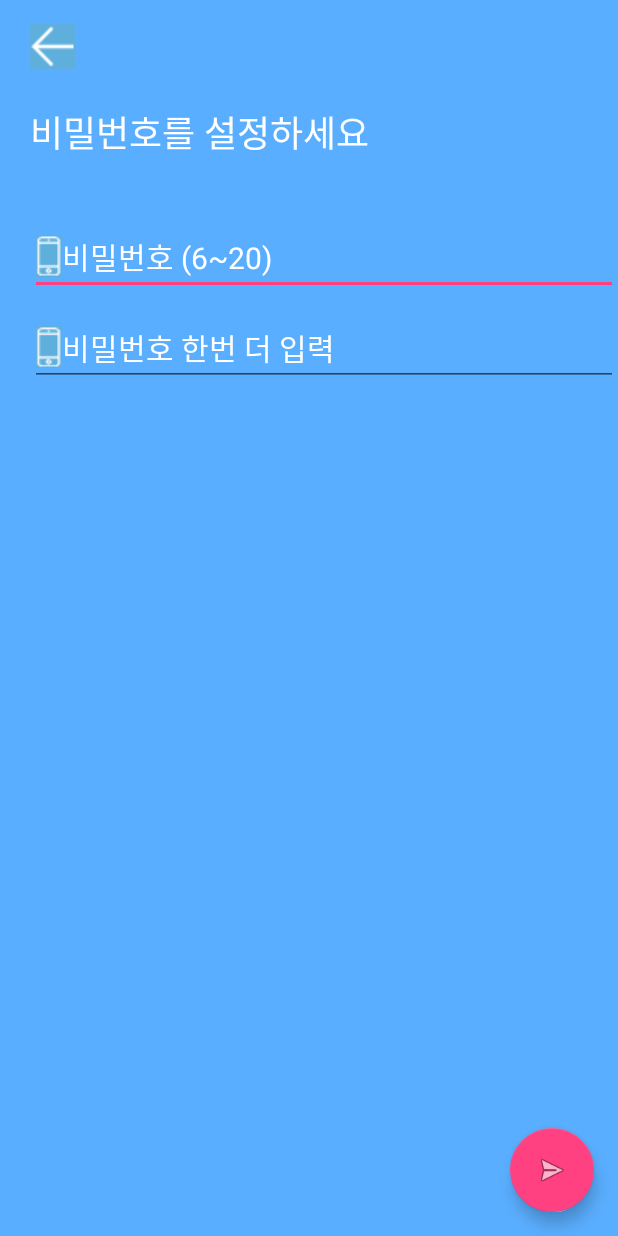
After one commit to eisen1990/attendanceapp, an Android app: the RegistrationPasswordActivity screen opened directly, with no data from a screen before it, on a phone screen of 412 x 824 dp. The commit adds this screen. Run offline under Robolectric (Android 15) with nearby library versions, the phone set to English and light mode, and no system bars.

Commit message:
회원가입 Activity 흐름 구성
간단하게 UI 삽입했고, 성공적인 시나리오로 진행되도록 구성해둠.
추후 DB Connection 관련 함수 수정 요망

```diff
--- a/app/src/main/AndroidManifest.xml
+++ b/app/src/main/AndroidManifest.xml
@@ -60,8 +60,12 @@
             android:name=".LoginActivity"
             android:theme="@style/AppTheme.NoActionBar" />
         <activity
-            android:name=".GetPhoneNumberActivity"
+            android:name=".RegistrationActivity"
             android:theme="@style/AppTheme.NoActionBar" />
+        <activity
+            android:name=".RegistrationPasswordActivity"
+            android:label="@string/title_activity_registration_password"
+            android:theme="@style/AppTheme.NoActionBar"></activity>
     </application>
 
 </manifest>
--- /dev/null
+++ b/app/src/main/java/com/planetory/io/RegistrationPasswordActivity.java
@@ -0,0 +1,76 @@
+package com.planetory.io;
+
+import android.content.Intent;
+import android.os.Bundle;
+import android.support.design.widget.FloatingActionButton;
+import android.support.design.widget.Snackbar;
+import android.support.v7.app.AppCompatActivity;
+import android.support.v7.widget.Toolbar;
+import android.view.View;
+import android.widget.EditText;
+import android.widget.Toast;
+
+public class RegistrationPasswordActivity extends AppCompatActivity {
+
+    private final String PasswordError = "입력한 비밀번호가 서로 다릅니다.";
+    private final String RegistrationComplete = "회원가입이 완료되었습니다!";
+    private final String RegistrationFail = "회원가입에 실패하였습니다. 다시 시도해주세요.";
+
+    EditText passwordInputText;
+    EditText passwordInputConfirmText;
+    FloatingActionButton fab;
+
+    @Override
+    protected void onCreate(Bundle savedInstanceState) {
+        super.onCreate(savedInstanceState);
+        setContentView(R.layout.activity_registration_password);
+
+        final Intent intent_data = getIntent();
+
+        passwordInputText = (EditText) findViewById(R.id.activity_get_password);
+        passwordInputConfirmText = (EditText) findViewById(R.id.activity_get_password_confirm);
+
+        fab = (FloatingActionButton) findViewById(R.id.activity_get_password_fab_next);
+
+        fab.setOnClickListener(new View.OnClickListener() {
+            @Override
+            public void onClick(View view) {
+                String passwordInput = passwordInputText.getText().toString();
+                String passwordInputConfirm = passwordInputConfirmText.getText().toString();
+                String tempPhoneNumber = intent_data.getExtras().getString("phoneNumber");
+
+                if (passwordInput.equals(passwordInputConfirm)) {
+                    /*
+                        password 일치하는 case
+                        메인 페이지로 이동한다. 근무자 그룹에 따라 UI 분기 일단 MainActivity
+                        회원 정보를 DB에 저장하는 루틴 필요함
+                     */
+
+                    if( RegistrationOnServer( tempPhoneNumber, passwordInput) ) {
+                        Toast.makeText(RegistrationPasswordActivity.this, RegistrationComplete, Toast.LENGTH_SHORT).show();
+                        Intent intent = new Intent(RegistrationPasswordActivity.this, MainActivity.class);
+                        startActivity(intent);
+                        finish();
+                    } else {
+                        Toast.makeText(RegistrationPasswordActivity.this, RegistrationFail, Toast.LENGTH_SHORT).show();
+                    }
+
+                } else {
+                    Snackbar.make(view, PasswordError, Snackbar.LENGTH_LONG).show();
+                }
+            }
+        });
+    }
+
+    public boolean RegistrationOnServer(String phoneNumber, String password) {
+        boolean flag = false;
+        /*
+            값이 성공적으로 바뀌면 return true, 아닐 경우 false
+            성공했다 치고
+         */
+        flag = true;
+
+        return flag;
+    }
+
+}
--- a/app/src/main/java/com/planetory/io/StartActivity.java
+++ b/app/src/main/java/com/planetory/io/StartActivity.java
@@ -1,12 +1,10 @@
 package com.planetory.io;
 
 import android.content.Intent;
-import android.media.Image;
 import android.os.Bundle;
 import android.support.v7.app.AppCompatActivity;
 import android.text.SpannableString;
 import android.text.Spanned;
-import android.text.TextPaint;
 import android.text.method.LinkMovementMethod;
 import android.text.style.ClickableSpan;
 import android.view.View;
@@ -40,7 +38,7 @@ public class StartActivity extends AppCompatActivity {
         btn_register.setOnClickListener(new View.OnClickListener() {
             @Override
             public void onClick(View v) {
-                Intent intent = new Intent(StartActivity.this, GetPhoneNumberActivity.class);
+                Intent intent = new Intent(StartActivity.this, RegistrationActivity.class);
                 startActivity(intent);
             }
         });
--- /dev/null
+++ b/app/src/main/res/layout/activity_registration_password.xml
@@ -0,0 +1,73 @@
+<?xml version="1.0" encoding="utf-8"?>
+<RelativeLayout
+    xmlns:android="http://schemas.android.com/apk/res/android"
+    xmlns:app="http://schemas.android.com/apk/res-auto"
+    xmlns:tools="http://schemas.android.com/tools"
+    android:layout_width="match_parent"
+    android:layout_height="match_parent"
+    android:background="@color/colorBase"
+    tools:context="com.planetory.io.RegistrationPasswordActivity">
+
+    <ImageButton
+        android:id="@+id/activity_get_number_btn_back"
+        android:layout_width="wrap_content"
+        android:layout_height="wrap_content"
+        android:layout_alignParentStart="true"
+        android:layout_alignParentTop="true"
+        android:layout_marginStart="20dp"
+        android:layout_marginTop="16dp"
+        android:background="@null"
+        app:srcCompat="@drawable/tmp_click_back_white" />
+
+    <TextView
+        android:id="@+id/activity_get_password_txt_title"
+        android:layout_width="wrap_content"
+        android:layout_height="wrap_content"
+        android:layout_marginTop="24dp"
+        android:text="비밀번호를 설정하세요"
+        android:textSize="24sp"
+        android:textColor="#FFF"
+        android:layout_below="@+id/activity_get_number_btn_back"
+        android:layout_alignStart="@+id/activity_get_number_btn_back" />
+
+    <EditText
+        android:id="@+id/activity_get_password"
+        android:layout_width="wrap_content"
+        android:layout_height="wrap_content"
+        android:layout_alignStart="@+id/activity_get_password_txt_title"
+        android:layout_below="@+id/activity_get_password_txt_title"
+        android:layout_marginTop="40dp"
+        android:drawableStart="@drawable/tmp_icon_phone"
+        android:ems="20"
+        android:hint="비밀번호 (6~20)"
+        android:textColorHint="#FFF"
+        android:textColor="#FFF"
+        android:textSize="20sp"
+        android:inputType="textPassword" />
+
+    <EditText
+        android:id="@+id/activity_get_password_confirm"
+        android:layout_width="wrap_content"
+        android:layout_height="wrap_content"
+        android:layout_alignStart="@+id/activity_get_password_txt_title"
+        android:layout_below="@+id/activity_get_password"
+        android:layout_marginTop="10dp"
+        android:drawableStart="@drawable/tmp_icon_phone"
+        android:ems="20"
+        android:hint="비밀번호 한번 더 입력"
+        android:textColorHint="#FFF"
+        android:textColor="#FFF"
+        android:textSize="20sp"
+        android:inputType="textPassword" />
+
+    <android.support.design.widget.FloatingActionButton
+        android:id="@+id/activity_get_password_fab_next"
+        android:layout_width="wrap_content"
+        android:layout_height="wrap_content"
+        android:layout_alignParentBottom="true"
+        android:layout_alignParentEnd="true"
+        android:layout_marginEnd="16dp"
+        android:layout_marginBottom="16dp"
+        android:src="@android:drawable/ic_menu_send"/>
+
+</RelativeLayout>
--- a/app/src/main/res/values/colors.xml
+++ b/app/src/main/res/values/colors.xml
@@ -2,7 +2,7 @@
 <resources>
     <color name="colorPrimary">#3F51B5</color>
     <color name="colorPrimaryDark">#303F9F</color>
+    <color name="colorBase">#5AAEFF</color>
     <color name="colorAccent">#FF4081</color>
-
     <color name="IO_basic">#5EAFDC</color>
 </resources>
--- a/app/src/main/res/values/strings.xml
+++ b/app/src/main/res/values/strings.xml
@@ -20,5 +20,6 @@
         completions."
     </string>
     <string name="title_activity_my_work_history">근무기록 조회</string>
+    <string name="title_activity_registration_password">RegistrationPasswordActivity</string>
 
 </resources>
```
Also changed, not shown: app/src/main/java/com/planetory/io/GetPhoneNumberActivity.java (deleted, +0 -40 lines), app/src/main/java/com/planetory/io/RegistrationActivity.java (added, +156 -0 lines), app/src/main/res/layout/activity_registration.xml (renamed from app/src/main/res/layout/activity_get_phone_number.xml, +4 -4 lines).
